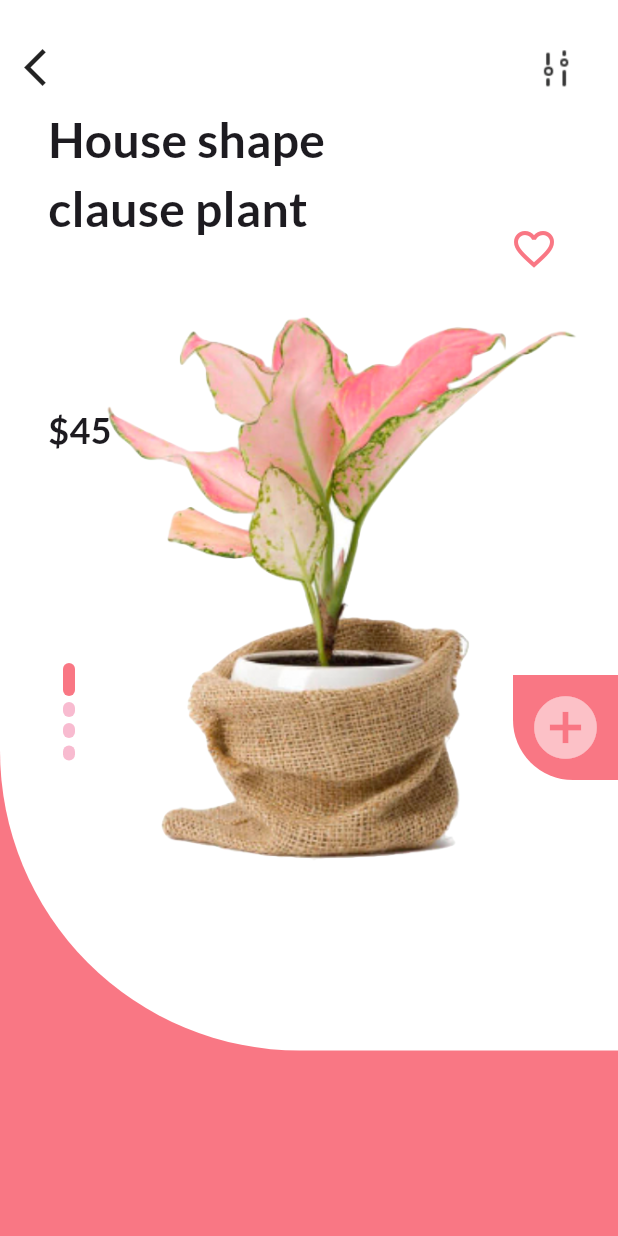
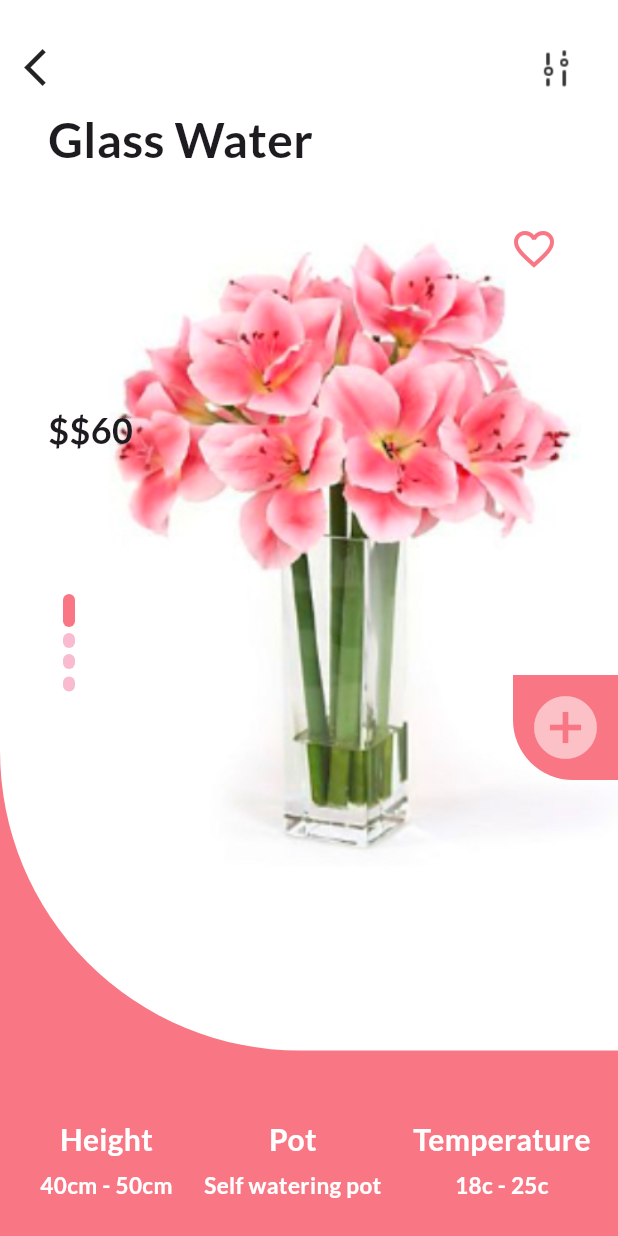
Before and after one commit to premnadhbr/PlantApp_Ui, a Flutter app: the screen it shows after launch, after a tap on "Glass water", on a phone screen of 412 x 824 dp. Run offline on Flutter 3.47's test engine with Material 3 defaults, Android fonts, the phone set to English and light mode, and no system bars; our stand-ins replace google_fonts.

Commit message:
details screen done

```diff
--- a/lib/screens/details.dart
+++ b/lib/screens/details.dart
@@ -2,14 +2,133 @@ import 'package:flutter/material.dart';
 import 'package:flutter_application_11/utils/const.dart';
 
 class Details extends StatelessWidget {
-  const Details({super.key});
+  final String name, image, price;
+  const Details(
+      {super.key,
+      required this.image,
+      required this.name,
+      required this.price});
 
   @override
   Widget build(BuildContext context) {
     return Scaffold(
-      backgroundColor: primaryColor,
       body: Stack(
         children: [
+          Positioned(
+            bottom: 0,
+            child: Container(
+              height: MediaQuery.of(context)
+                  .size
+                  .height, // Full height for the container
+              width: MediaQuery.of(context).size.width,
+              color: primaryColor,
+              child: const Padding(
+                padding: EdgeInsets.only(
+                  left: 24,
+                  bottom: 24,
+                  // Add padding from the bottom
+                ),
+                child: Row(
+                  mainAxisAlignment: MainAxisAlignment.spaceAround,
+                  children: [
+                    Column(
+                      crossAxisAlignment: CrossAxisAlignment.center,
+                      mainAxisAlignment: MainAxisAlignment
+                          .end, // Aligns the content to the bottom
+                      children: [
+                        Text(
+                          "Height",
+                          style: TextStyle(
+                            fontWeight: FontWeight.bold,
+                            fontSize: 20,
+                            color: Colors
+                                .white, // Ensure text is visible with contrast
+                          ),
+                        ),
+                        SizedBox(
+                          height: 5,
+                        ),
+                        Text(
+                          "40cm - 50cm",
+                          style: TextStyle(
+                            fontWeight: FontWeight.bold,
+                            fontSize: 15,
+                            color: Colors
+                                .white, // Ensure text is visible with contrast
+                          ),
+                        ),
+                      ],
+                    ),
+                    SizedBox(
+                      width: 10,
+                    ),
+                    Column(
+                      crossAxisAlignment: CrossAxisAlignment.center,
+                      mainAxisAlignment: MainAxisAlignment
+                          .end, // Aligns the content to the bottom
+                      children: [
+                        Text(
+                          "Pot",
+                          style: TextStyle(
+                            fontWeight: FontWeight.bold,
+                            fontSize: 20,
+                            color: Colors
+                                .white, // Ensure text is visible with contrast
+                          ),
+                        ),
+                        SizedBox(
+                          height: 5,
+                        ),
+                        Text(
+                          "Self watering pot",
+                          style: TextStyle(
+                            fontWeight: FontWeight.bold,
+                            fontSize: 15,
+                            color: Colors
+                                .white, // Ensure text is visible with contrast
+                          ),
+                        ),
+                      ],
+                    ),
+                    SizedBox(
+                      width: 10,
+                    ),
+                    Column(
+                      crossAxisAlignment: CrossAxisAlignment.center,
+                      mainAxisAlignment: MainAxisAlignment
+                          .end, // Aligns the content to the bottom
+                      children: [
+                        Text(
+                          "Temperature",
+                          style: TextStyle(
+                            fontWeight: FontWeight.bold,
+                            fontSize: 20,
+                            color: Colors
+                                .white, // Ensure text is visible with contrast
+                          ),
+                        ),
+                        SizedBox(
+                          height: 5,
+                        ),
+                        Text(
+                          "18c - 25c",
+                          style: TextStyle(
+                            fontWeight: FontWeight.bold,
+                            fontSize: 15,
+                            color: Colors
+                                .white, // Ensure text is visible with contrast
+                          ),
+                        ),
+                      ],
+                    ),
+                    SizedBox(
+                      width: 10,
+                    ),
+                  ],
+                ),
+              ),
+            ),
+          ),
           Positioned(
             top: 0,
             child: Container(
@@ -51,12 +170,12 @@ class Details extends StatelessWidget {
                       ],
                     ),
                   ),
-                  const Padding(
-                    padding: EdgeInsets.only(left: 32),
+                  Padding(
+                    padding: const EdgeInsets.only(left: 32),
                     child: Text(
-                      "House shape \nclause plant",
+                      name,
                       textAlign: TextAlign.start,
-                      style: TextStyle(
+                      style: const TextStyle(
                         fontSize: 32,
                         fontWeight: FontWeight.bold,
                       ),
@@ -70,7 +189,7 @@ class Details extends StatelessWidget {
                     child: Stack(
                       children: [
                         Image.asset(
-                          "assets/images/flower1.png",
+                          image,
                           width: MediaQuery.of(context).size.width,
                         ),
                         Padding(
@@ -132,12 +251,12 @@ class Details extends StatelessWidget {
               ),
             ),
           ),
-          const Positioned(
+          Positioned(
             left: 32,
             top: 270,
             child: Text(
-              "\$45",
-              style: TextStyle(
+              "\$${price}",
+              style: const TextStyle(
                 fontWeight: FontWeight.bold,
                 fontSize: 24,
               ),
--- /dev/null
+++ b/lib/screens/details1.dart
@@ -0,0 +1,32 @@
+import 'package:flutter/material.dart';
+import 'package:flutter_application_11/screens/details.dart';
+
+class DetailScreen1 extends StatelessWidget {
+  const DetailScreen1({super.key});
+
+  @override
+  Widget build(BuildContext context) {
+    return const Hero(
+      tag: "flower1",
+      child: Details(
+          image: "assets/images/flower1.png",
+          name: "House Shape \n ClosePlant",
+          price: "\$45"),
+    );
+  }
+}
+
+class DetailScreen2 extends StatelessWidget {
+  const DetailScreen2({super.key});
+
+  @override
+  Widget build(BuildContext context) {
+    return const Hero(
+      tag: "flower2",
+      child: Details(
+          image: "assets/images/flower2.png",
+          name: "Glass Water",
+          price: "\$60"),
+    );
+  }
+}
--- a/lib/screens/home.dart
+++ b/lib/screens/home.dart
@@ -1,6 +1,7 @@
 import 'package:flutter/material.dart';
 import 'package:flutter_application_11/models/product.dart';
 import 'package:flutter_application_11/screens/details.dart';
+import 'package:flutter_application_11/screens/details1.dart';
 import 'package:flutter_application_11/utils/const.dart';
 
 class Home extends StatelessWidget {
@@ -58,7 +59,7 @@ class Home extends StatelessWidget {
                 Navigator.push(
                     context,
                     MaterialPageRoute(
-                      builder: (context) => const Details(),
+                      builder: (context) => const DetailScreen1(),
                     ));
               },
               child: const Hero(
@@ -74,7 +75,7 @@ class Home extends StatelessWidget {
                 Navigator.push(
                     context,
                     MaterialPageRoute(
-                      builder: (context) => const Details(),
+                      builder: (context) => const DetailScreen2(),
                     ));
               },
               child: const Hero(
```
